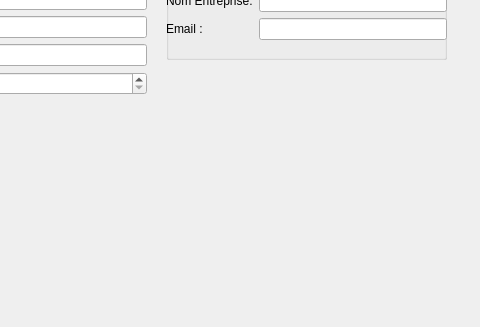
Above: ajoutcontact.ui from MJJR/Gestionnaire_Contact before the change; both pictures show x 424 to 904 and y 170 to 497 of the 904 by 497 pixel window. Below: the same form after it.
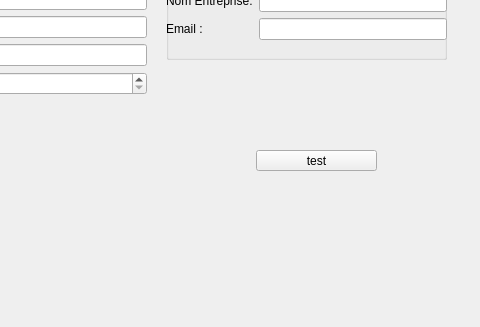
That is the form after the change.

```diff
--- a/ajoutcontact.ui
+++ b/ajoutcontact.ui
@@ -224,6 +224,19 @@
     </layout>
    </widget>
   </widget>
+  <widget class="QPushButton" name="testBtn">
+   <property name="geometry">
+    <rect>
+     <x>680</x>
+     <y>320</y>
+     <width>121</width>
+     <height>21</height>
+    </rect>
+   </property>
+   <property name="text">
+    <string>test</string>
+   </property>
+  </widget>
  </widget>
  <resources/>
  <connections>
```
Left out of the diff: 2 changed lines with no effect on the pictures.
